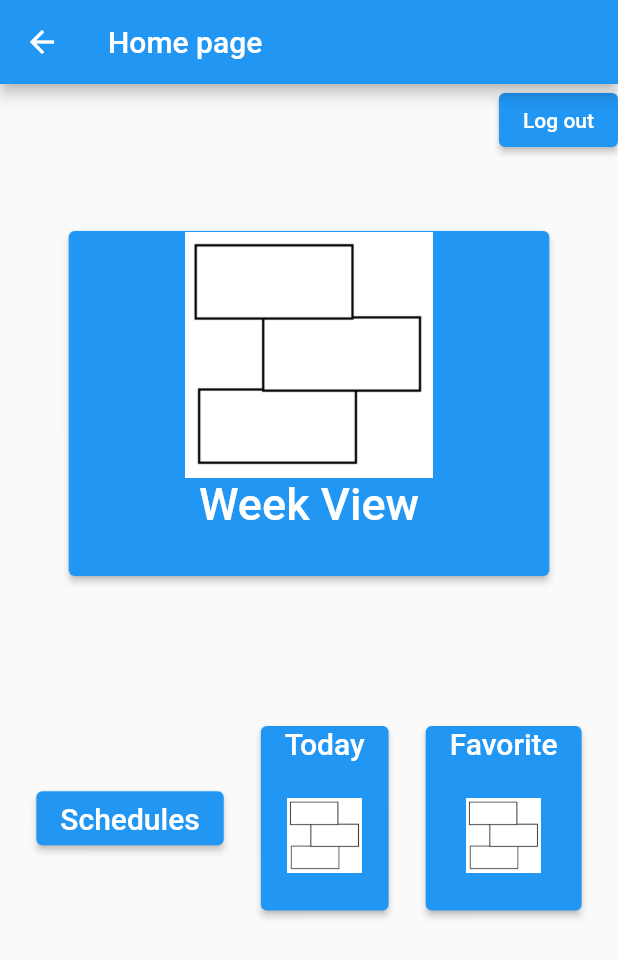
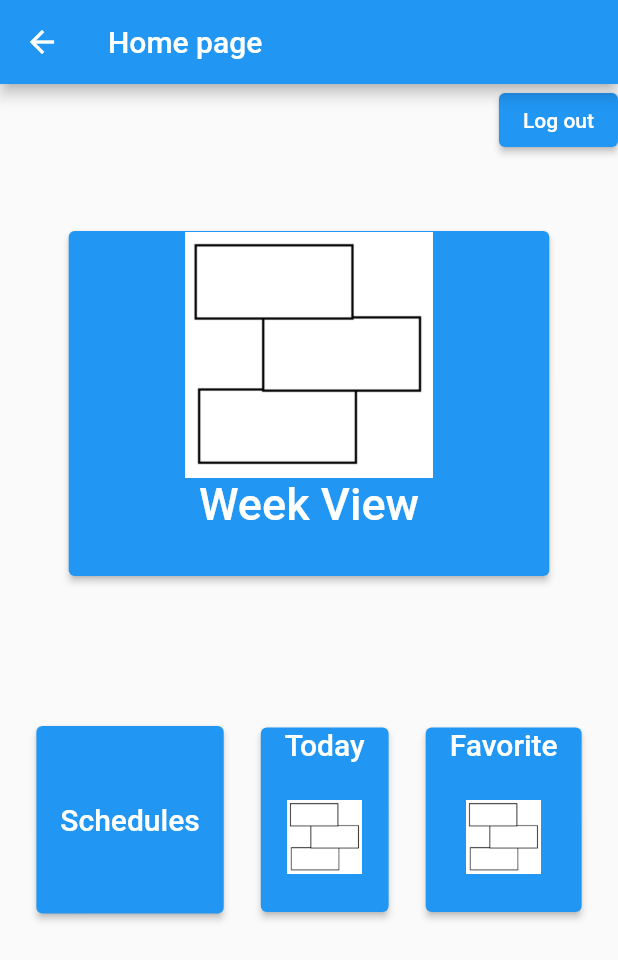
Before and after one commit to Michael-12211/Schedu-block, a Flutter app: the HomePage screen opened directly with empty values, on a phone screen of 412 x 824 dp. Shown: the top 960 px of the screen. Run offline on Flutter 3.47's test engine with Material 2 defaults, Android fonts, the phone set to English and light mode, and no system bars; our stand-ins replace firebase_auth, firebase_core, firebase_database, rflutter_alert, shared_preferences; missing offline and left inert: spannable_grid; accounts and stored records are empty.

Commit message:
improved home page UI. Resized elements.

```diff
--- a/lib/homePage.dart
+++ b/lib/homePage.dart
@@ -70,7 +70,14 @@ class HomePage extends StatelessWidget {
                             MaterialPageRoute(builder: (context) => Schedules(uName: uName)),
                           );
                         },
-                        child: Text('Schedules', style: TextStyle(fontSize: 20))
+                        child:
+                        SizedBox(
+                          height: 125,
+                            child: Column (
+                              mainAxisAlignment: MainAxisAlignment.center,
+                              children: [Text('Schedules', style: TextStyle(fontSize: 20))]
+                            )
+                        )
                       ),
                       SizedBox(width: MediaQuery.of(context).size.width * 0.06),
                       ElevatedButton(
```
